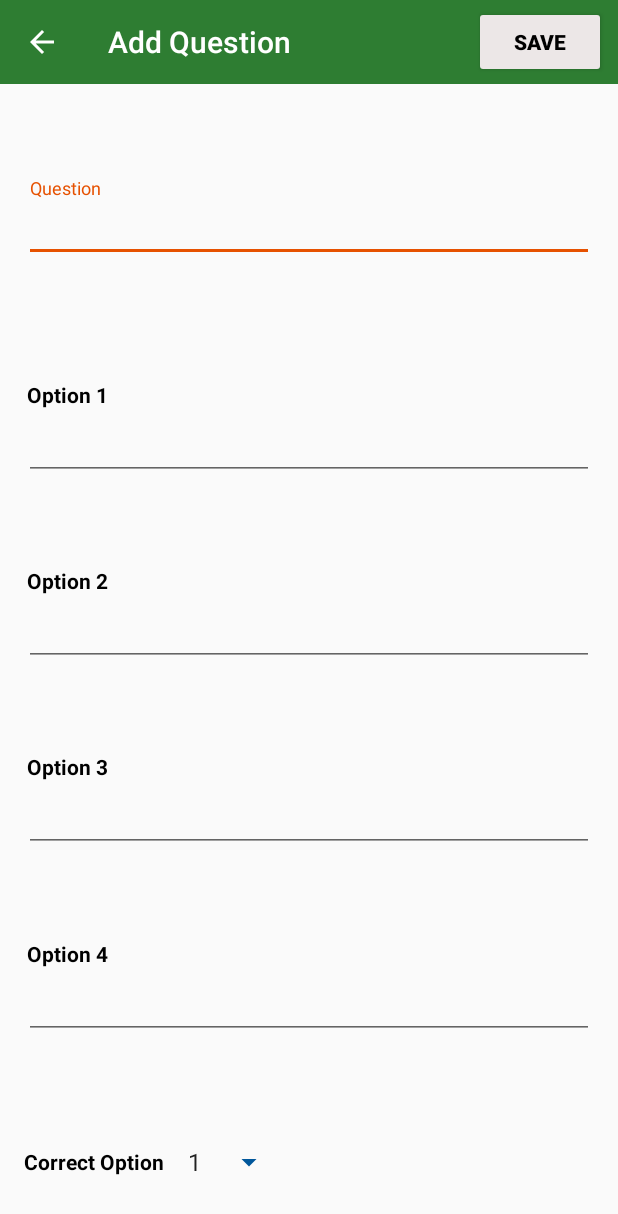
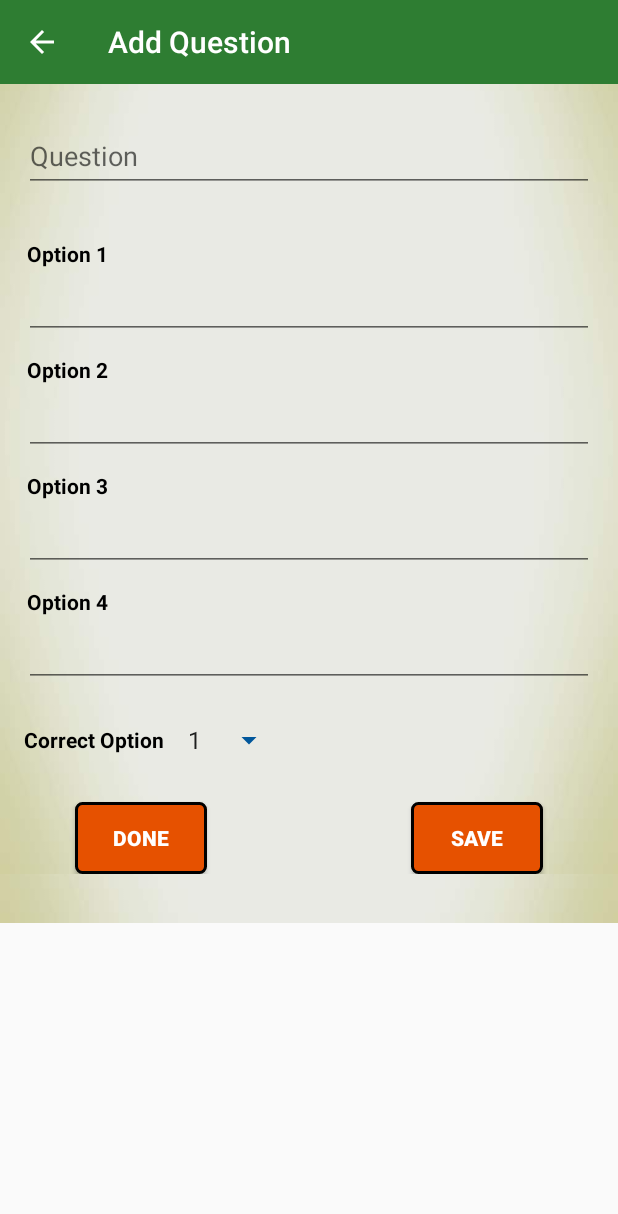
Before and after one commit to gaurav2399/Quiz-Question-Maker, an Android app: the AddQuestion screen opened directly, with no data from a screen before it, on a phone screen of 412 x 824 dp. Shown: the top 1214 px of the screen. Run offline under Robolectric (Android 15) with nearby library versions, the phone set to English and light mode, and no system bars; our stand-ins replace Firebase (no records; nobody signed in at launch, a user with empty details on screens opened directly); 1 statement that could not run was skipped.

```diff
--- a/app/src/main/java/com/smartherd/quizkotlinproject/Activities/ExamList.kt
+++ b/app/src/main/java/com/smartherd/quizkotlinproject/Activities/ExamList.kt
@@ -51,9 +51,7 @@ class ExamList : AppCompatActivity(){
         query1=examsCollection
         val options = FirestoreRecyclerOptions.Builder<ExamModal>().setQuery(query1 as CollectionReference)
         { snapshot ->
-            snapshot.toObject(ExamModal::class.java)!!.also {
-                it.id = snapshot.id
-            }
+            ExamModal(snapshot.get("title").toString(),snapshot.id)
         }.build()
 
         /*********** SETTING RECYCLER VIEW **************/
--- a/app/src/main/res/layout/activity_add_question.xml
+++ b/app/src/main/res/layout/activity_add_question.xml
@@ -1,16 +1,25 @@
 <?xml version="1.0" encoding="utf-8"?>
-<androidx.constraintlayout.widget.ConstraintLayout
+<ScrollView
         xmlns:android="http://schemas.android.com/apk/res/android"
         xmlns:tools="http://schemas.android.com/tools"
         xmlns:app="http://schemas.android.com/apk/res-auto"
+        android:background="@drawable/back4"
+        android:layout_width="match_parent"
+        android:layout_height="wrap_content">
+
+    <androidx.constraintlayout.widget.ConstraintLayout
+
             android:layout_width="match_parent"
             android:layout_height="match_parent"
+            android:background="@drawable/back4"
             tools:context=".Activities.AddQuestion">
         <include layout="@layout/toolbar"
                  android:id="@+id/addQuestionToolbar"/>
         <com.google.android.material.textfield.TextInputLayout
                 android:layout_width="0dp"
                 android:layout_height="wrap_content"
+                android:focusableInTouchMode="true"
+                android:focusable="true"
                 app:errorEnabled="true"
                 android:id="@+id/question" app:layout_constraintEnd_toEndOf="parent"
                 app:layout_constraintBottom_toTopOf="@+id/option1"
@@ -30,6 +39,8 @@
                 android:layout_height="wrap_content"
                 android:inputType="textPersonName"
                 android:ems="10"
+                android:focusableInTouchMode="true"
+                android:focusable="true"
                 android:id="@+id/option1"
                 app:layout_constraintStart_toStartOf="@+id/question"
                 app:layout_constraintEnd_toEndOf="@+id/question" android:layout_marginBottom="32dp"
@@ -43,6 +54,8 @@
                 android:id="@+id/option2"
                 app:layout_constraintStart_toStartOf="@+id/option1"
                 app:layout_constraintEnd_toEndOf="@+id/option1"
+                android:focusableInTouchMode="true"
+                android:focusable="true"
                 app:layout_constraintTop_toBottomOf="@+id/option1"
                 android:layout_marginBottom="32dp" app:layout_constraintBottom_toTopOf="@+id/option3"
                 app:layout_constraintHorizontal_bias="0.0"/>
@@ -50,6 +63,8 @@
                 android:layout_width="0dp"
                 android:layout_height="wrap_content"
                 android:inputType="textPersonName"
+                android:focusableInTouchMode="true"
+                android:focusable="true"
                 android:ems="10"
                 android:id="@+id/option3"
                 app:layout_constraintTop_toBottomOf="@+id/option2"
@@ -61,6 +76,8 @@
                 android:inputType="textPersonName"
                 android:ems="10"
                 android:id="@+id/option4"
+                android:focusableInTouchMode="true"
+                android:focusable="true"
                 app:layout_constraintTop_toBottomOf="@+id/option3"
                 app:layout_constraintStart_toStartOf="@+id/option3" app:layout_constraintEnd_toEndOf="@+id/option3"
                 app:layout_constraintBottom_toTopOf="@+id/textView14" android:layout_marginBottom="25dp"/>
@@ -107,11 +124,12 @@
                 android:textColor="#000"
                 android:textStyle="bold"
                 android:id="@+id/textView14"
+                android:layout_marginTop="25dp"
                 app:layout_constraintEnd_toStartOf="@+id/optionSpinner"
+                app:layout_constraintTop_toBottomOf="@+id/option4"
                 android:textSize="14sp"
-            app:layout_constraintBottom_toBottomOf="parent" android:layout_marginBottom="40dp"
                 android:layout_marginEnd="8dp" app:layout_constraintEnd_toEndOf="parent"
-            app:layout_constraintStart_toStartOf="@+id/option4"/>
+                app:layout_constraintStart_toStartOf="@+id/option4" tools:layout_editor_absoluteY="478dp"/>
         <Spinner
                 android:layout_width="wrap_content"
                 android:layout_height="wrap_content"
@@ -121,7 +139,8 @@
                 app:layout_constraintTop_toTopOf="@+id/textView14" app:layout_constraintStart_toEndOf="@+id/textView14"
                 android:layout_marginStart="8dp"
         />
-    <androidx.constraintlayout.widget.Barrier android:layout_width="wrap_content" android:layout_height="wrap_content"
+        <androidx.constraintlayout.widget.Barrier android:layout_width="wrap_content"
+                                                  android:layout_height="wrap_content"
                                                   android:id="@+id/barrier" app:barrierDirection="top"
                                                   app:constraint_referenced_ids="addQuestionToolbar"
                                                   tools:layout_editor_absoluteY="731dp"/>
@@ -129,15 +148,30 @@
                 android:text="Save"
                 android:layout_width="wrap_content"
                 android:layout_height="wrap_content"
-            android:layout_marginEnd="8dp"
+                android:layout_marginEnd="50dp"
+                android:layout_marginTop="32dp"
                 android:textStyle="bold"
+                app:layout_constraintBottom_toBottomOf="parent"
                 android:id="@+id/saveQuestion"
-            app:backgroundTint="#ECE7E7"
-            app:layout_constraintBottom_toBottomOf="@+id/addQuestionToolbar"
-            android:textColor="#000000"
-            app:layout_constraintEnd_toEndOf="@+id/addQuestionToolbar"
-            app:layout_constraintTop_toTopOf="parent"
-            android:layout_marginTop="8dp"
-            android:layout_marginBottom="8dp"/>
+                android:background="@drawable/button_corner_radius"
+                android:textColor="#fff"
+                app:layout_constraintTop_toBottomOf="@+id/textView14"
+                app:layout_constraintEnd_toEndOf="parent"/>
+
+        <Button
+                android:text="Done"
+                android:layout_width="wrap_content"
+                android:layout_height="wrap_content"
+                android:textStyle="bold"
+                android:layout_marginTop="32dp"
+                android:id="@+id/doneQuestion"
+                android:background="@drawable/button_corner_radius"
+                android:textColor="#fff"
+                app:layout_constraintTop_toBottomOf="@+id/textView14"
+                app:layout_constraintBottom_toBottomOf="parent"
+                app:layout_constraintStart_toStartOf="parent"
+                android:layout_marginStart="50dp" app:layout_constraintVertical_bias="0.0"/>
 
     </androidx.constraintlayout.widget.ConstraintLayout>
+
+</ScrollView>
--- a/app/src/main/res/layout/question_item.xml
+++ b/app/src/main/res/layout/question_item.xml
@@ -1,8 +1,12 @@
 <?xml version="1.0" encoding="utf-8"?>
+<RelativeLayout android:layout_width="match_parent"
+                android:layout_height="wrap_content"
+                android:padding="8dp" xmlns:android="http://schemas.android.com/apk/res/android">
     <androidx.constraintlayout.widget.ConstraintLayout xmlns:android="http://schemas.android.com/apk/res/android"
                                                        xmlns:app="http://schemas.android.com/apk/res-auto"
                                                        xmlns:tools="http://schemas.android.com/tools" android:layout_width="match_parent"
                                                        android:layout_height="350dp" android:id="@+id/relativeLayout2"
+                                                       android:background="@drawable/layout_background"
                                                        android:padding="15dp">
 
         <TextView
@@ -10,7 +14,6 @@
                 android:layout_width="wrap_content"
                 android:layout_height="wrap_content" android:id="@+id/textView6"
                 android:textSize="24sp"
-            android:textColor="#000000"
                 app:layout_constraintStart_toStartOf="@+id/questionId"
                 app:layout_constraintTop_toTopOf="parent"
                 android:textStyle="bold"/>
@@ -91,3 +94,4 @@
                 android:layout_marginStart="8dp" android:padding="5dp"
                 app:layout_constraintBaseline_toBaselineOf="@+id/textView13"/>
     </androidx.constraintlayout.widget.ConstraintLayout>
+</RelativeLayout>
```
Also changed, not shown: app/src/main/java/com/smartherd/quizkotlinproject/Activities/AddExam.kt (+25 -26 lines), app/src/main/java/com/smartherd/quizkotlinproject/Activities/AddQuestion.kt (+48 -8 lines), app/src/main/java/com/smartherd/quizkotlinproject/Activities/QuestionsList.kt (+10 -4 lines), app/src/main/java/com/smartherd/quizkotlinproject/Adapters/ExamAdapter.kt (+7 -8 lines), app/src/main/res/drawable/layout_background.xml (added, +8 -0 lines), app/src/main/res/layout/activity_add_exam.xml (+5 -19 lines), app/src/main/res/layout/activity_questions_list.xml (+33 -4 lines), app/src/main/res/layout/timer_set_alert.xml (+17 -27 lines), app/src/main/res/drawable-v24/back4.jpg (added), app/src/main/res/drawable/back4.jpg (added). Lines whose indentation alone changed are shown as unchanged.
